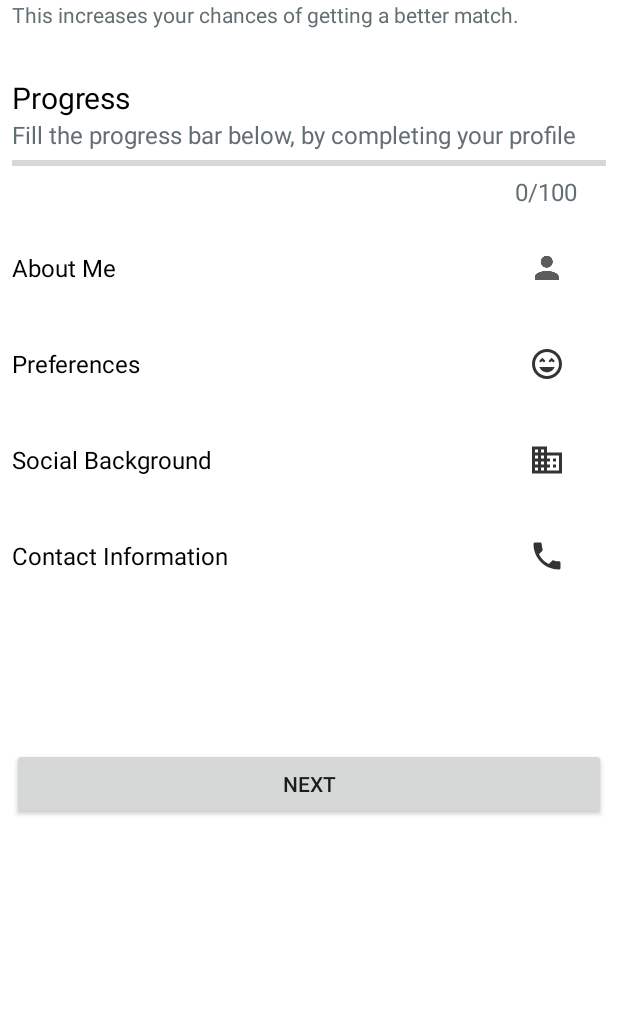
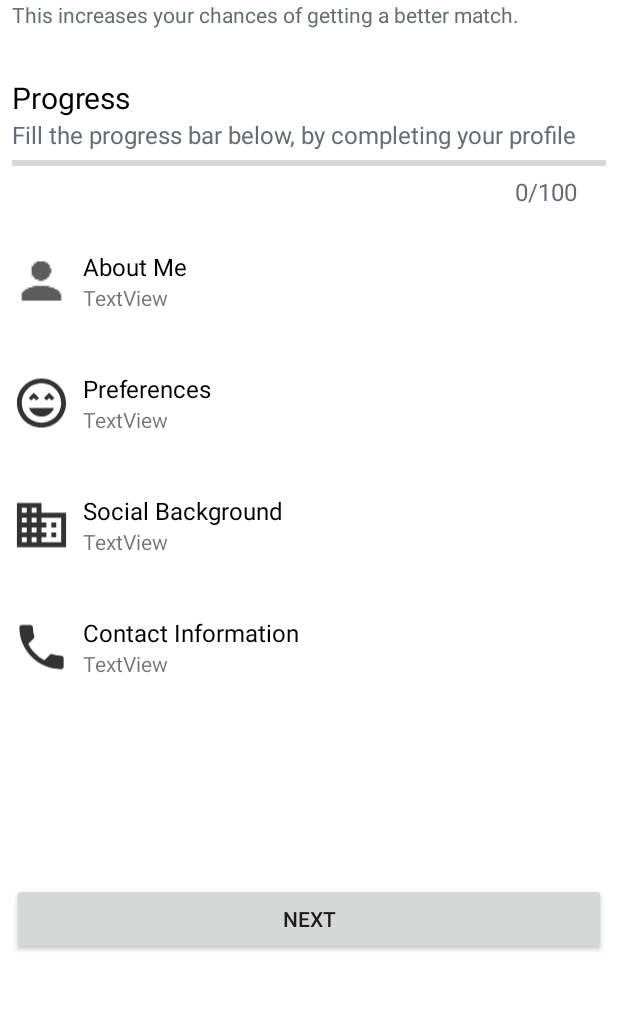
Before and after one commit to SedemQuame/Eros, an Android app: the ProfileRegistration screen opened directly, with no data from a screen before it, on a phone screen of 412 x 824 dp, the part 94-1105 px from its top. Run offline under Robolectric (Android 15) with nearby library versions, the phone set to English and light mode, and no system bars; Roboto replaces fonts that are not available here.

```diff
--- a/Eros-Android/app/src/main/java/com/visionarytech/eros/Activities/ProfileRegistration.java
+++ b/Eros-Android/app/src/main/java/com/visionarytech/eros/Activities/ProfileRegistration.java
@@ -7,6 +7,7 @@ import android.os.Bundle;
 import android.view.View;
 import android.widget.Button;
 import android.widget.ImageButton;
+import android.widget.LinearLayout;
 import android.widget.ProgressBar;
 import android.widget.TextView;
 
@@ -19,10 +20,10 @@ import com.visionarytech.eros.R;
 public class ProfileRegistration extends AppCompatActivity implements
         AboutMeDialog.AboutDialogListener, PreferenceDialog.PreferencesDialogListener,
         ContactInformationDialog.ContactInformationDialogListener, SocialBackgroundDialog.SocialBackgroundDialogListener {
-    private ImageButton buttonAboutMe;
-    private ImageButton buttonSocialBackground;
-    private ImageButton buttonContactInformation;
-    private ImageButton buttonPreferences;
+    private LinearLayout aboutMe;
+    private LinearLayout socialBackground;
+    private LinearLayout contactInformation;
+    private LinearLayout preferences;
     private ProgressBar progressBar;
     private Button buttonNext;
     private TextView progressText;
@@ -40,38 +41,38 @@ public class ProfileRegistration extends AppCompatActivity implements
         setContentView(R.layout.activity_profile_registration);
 
 //        storing references in the view to variables, here.
-        buttonAboutMe = findViewById(R.id.buttonAboutMe);
-        buttonSocialBackground = findViewById(R.id.buttonSocialBackground);
-        buttonContactInformation = findViewById(R.id.buttonContactInformation);
-        buttonPreferences = findViewById(R.id.buttonPreferences);
-        buttonNext = findViewById(R.id.buttonNext);
         progressBar = findViewById(R.id.progressBar);
         progressText = findViewById(R.id.progressText);
 
+        aboutMe = findViewById(R.id.aboutMe);
+        socialBackground = findViewById(R.id.socialBackground);
+        contactInformation = findViewById(R.id.contactInformation);
+        preferences = findViewById(R.id.preferences);
 
+        buttonNext = findViewById(R.id.buttonNext);
 //        adding onClickListeners to buttons
-        buttonAboutMe.setOnClickListener(new View.OnClickListener() {
+        aboutMe.setOnClickListener(new View.OnClickListener() {
             @Override
             public void onClick(View view) {
                 openAboutMeDialog();
             }
         });
 
-        buttonSocialBackground.setOnClickListener(new View.OnClickListener() {
+        socialBackground.setOnClickListener(new View.OnClickListener() {
             @Override
             public void onClick(View view) {
                 openSocialBackgroundDialog();
             }
         });
 
-        buttonContactInformation.setOnClickListener(new View.OnClickListener() {
+        contactInformation.setOnClickListener(new View.OnClickListener() {
             @Override
             public void onClick(View view) {
                 openContactInformationDialog();
             }
         });
 
-        buttonPreferences.setOnClickListener(new View.OnClickListener() {
+        preferences.setOnClickListener(new View.OnClickListener() {
             @Override
             public void onClick(View view) {
                 openPreferencesDialog();
--- a/Eros-Android/app/src/main/res/layout/activity_profile_registration.xml
+++ b/Eros-Android/app/src/main/res/layout/activity_profile_registration.xml
@@ -1,5 +1,6 @@
 <?xml version="1.0" encoding="utf-8"?>
-<LinearLayout xmlns:android="http://schemas.android.com/apk/res/android"
+<androidx.constraintlayout.widget.ConstraintLayout
+    xmlns:android="http://schemas.android.com/apk/res/android"
     xmlns:app="http://schemas.android.com/apk/res-auto"
     xmlns:tools="http://schemas.android.com/tools"
     android:layout_width="match_parent"
@@ -8,6 +9,16 @@
     android:noHistory="true"
     android:orientation="vertical"
     android:padding="8dp">
+
+
+    <LinearLayout
+        android:id="@+id/linearLayout"
+        android:layout_width="match_parent"
+        android:layout_height="wrap_content"
+        android:orientation="vertical"
+        app:layout_constraintEnd_toEndOf="parent"
+        app:layout_constraintStart_toStartOf="parent"
+        app:layout_constraintTop_toTopOf="parent">
 
         <LinearLayout
             android:layout_width="match_parent"
@@ -107,11 +118,10 @@
             android:layout_width="match_parent"
             android:layout_height="wrap_content"
             android:layout_marginTop="4dp"
-        android:layout_marginBottom="96dp"
             android:orientation="vertical">
 
             <LinearLayout
-            android:id="@+id/linearLayout2"
+                android:id="@+id/aboutMe"
                 android:layout_width="match_parent"
                 android:layout_height="wrap_content"
                 android:layout_marginTop="12dp"
@@ -119,31 +129,56 @@
                 android:orientation="horizontal"
                 android:weightSum="10">
 
+                <ImageView
+                    android:id="@+id/imageView2"
+                    android:layout_width="0dp"
+                    android:layout_height="match_parent"
+                    android:layout_weight="1"
+                    android:src="@drawable/ic_person" />
+
+                <LinearLayout
+                    android:layout_width="0dp"
+                    android:layout_height="wrap_content"
+                    android:layout_weight="9"
+                    android:orientation="vertical"
+                    android:paddingLeft="8dp"
+                    android:paddingTop="8dp"
+                    android:paddingRight="8dp"
+                    android:paddingBottom="8dp">
+
                     <TextView
                         android:id="@+id/lookingForDialogTextView"
-                android:layout_width="0dp"
+                        android:layout_width="match_parent"
                         android:layout_height="match_parent"
-                android:layout_weight="8"
+                        android:layout_weight="9"
                         android:fontFamily="@font/roboto_medium"
                         android:gravity="center_vertical"
                         android:text="@string/about_me"
                         android:textColor="#000000"
                         android:textSize="16sp" />
 
-            <ImageButton
-                android:id="@+id/buttonAboutMe"
-                style="@android:style/Widget.Holo.Light.ImageButton"
-                android:layout_width="0dp"
-                android:layout_height="40dp"
-                android:layout_weight="2"
-                android:background="@drawable/button"
-                android:contentDescription="@string/about_me_img"
-                android:src="@drawable/ic_person" />
+                    <TextView
+                        android:id="@+id/textView8"
+                        android:layout_width="match_parent"
+                        android:layout_height="wrap_content"
+                        android:layout_weight="9"
+                        android:text="TextView" />
+                </LinearLayout>
+
+                <!--            <ImageButton-->
+                <!--                android:id="@+id/buttonAboutMe"-->
+                <!--                style="@android:style/Widget.Holo.Light.ImageButton"-->
+                <!--                android:layout_width="0dp"-->
+                <!--                android:layout_height="40dp"-->
+                <!--                android:layout_weight="2"-->
+                <!--                android:background="@drawable/button"-->
+                <!--                android:contentDescription="@string/about_me_img"-->
+                <!--                android:src="@drawable/ic_person" />-->
 
             </LinearLayout>
 
             <LinearLayout
-            android:id="@+id/linearLayout6"
+                android:id="@+id/socialBackground"
                 android:layout_width="match_parent"
                 android:layout_height="wrap_content"
                 android:layout_marginTop="12dp"
@@ -151,9 +186,26 @@
                 android:orientation="horizontal"
                 android:weightSum="10">
 
+                <ImageView
+                    android:id="@+id/imageView4"
+                    android:layout_width="0dp"
+                    android:layout_height="match_parent"
+                    android:layout_weight="1"
+                    android:src="@drawable/ic_preferences" />
+
+                <LinearLayout
+                    android:layout_width="0dp"
+                    android:layout_height="wrap_content"
+                    android:layout_weight="9"
+                    android:orientation="vertical"
+                    android:paddingLeft="8dp"
+                    android:paddingTop="8dp"
+                    android:paddingRight="8dp"
+                    android:paddingBottom="8dp">
+
                     <TextView
                         android:id="@+id/textViewPreferences"
-                android:layout_width="0dp"
+                        android:layout_width="match_parent"
                         android:layout_height="match_parent"
                         android:layout_weight="8"
                         android:fontFamily="@font/roboto_medium"
@@ -162,20 +214,28 @@
                         android:textColor="#000000"
                         android:textSize="16sp" />
 
-            <ImageButton
-                android:id="@+id/buttonPreferences"
-                style="@android:style/Widget.Holo.Light.ImageButton"
-                android:layout_width="0dp"
-                android:layout_height="40dp"
-                android:layout_weight="2"
-                android:background="@drawable/button"
-                android:contentDescription="@string/preferences_img"
-                android:src="@drawable/ic_preferences" />
+                    <TextView
+                        android:id="@+id/textView38"
+                        android:layout_width="wrap_content"
+                        android:layout_height="wrap_content"
+                        android:layout_weight="1"
+                        android:text="TextView" />
+                </LinearLayout>
+
+                <!--            <ImageButton-->
+                <!--                android:id="@+id/buttonPreferences"-->
+                <!--                style="@android:style/Widget.Holo.Light.ImageButton"-->
+                <!--                android:layout_width="0dp"-->
+                <!--                android:layout_height="40dp"-->
+                <!--                android:layout_weight="2"-->
+                <!--                android:background="@drawable/button"-->
+                <!--                android:contentDescription="@string/preferences_img"-->
+                <!--                android:src="@drawable/ic_preferences" />-->
 
             </LinearLayout>
 
             <LinearLayout
-            android:id="@+id/linearLayout4"
+                android:id="@+id/contactInformation"
                 android:layout_width="match_parent"
                 android:layout_height="wrap_content"
                 android:layout_marginTop="12dp"
@@ -183,31 +243,45 @@
                 android:orientation="horizontal"
                 android:weightSum="10">
 
+                <ImageView
+                    android:id="@+id/imageView5"
+                    android:layout_width="0dp"
+                    android:layout_height="match_parent"
+                    android:layout_weight="1"
+                    app:srcCompat="@drawable/ic_social" />
+
+                <LinearLayout
+                    android:layout_width="0dp"
+                    android:layout_height="wrap_content"
+                    android:layout_weight="9"
+                    android:orientation="vertical"
+                    android:paddingLeft="8dp"
+                    android:paddingTop="8dp"
+                    android:paddingRight="8dp"
+                    android:paddingBottom="8dp">
+
                     <TextView
                         android:id="@+id/ageRangeDialogTextView"
-                android:layout_width="0dp"
+                        android:layout_width="match_parent"
                         android:layout_height="match_parent"
-                android:layout_weight="8"
                         android:fontFamily="@font/roboto_medium"
                         android:gravity="center_vertical"
                         android:text="@string/social_background"
                         android:textColor="#000000"
                         android:textSize="16sp" />
 
-            <ImageButton
-                android:id="@+id/buttonSocialBackground"
-                style="@android:style/Widget.Holo.Light.ImageButton"
-                android:layout_width="0dp"
-                android:layout_height="40dp"
-                android:layout_weight="2"
-                android:background="@drawable/button"
-                android:contentDescription="@string/social_background_img"
-                android:src="@drawable/ic_social" />
+                    <TextView
+                        android:id="@+id/textView39"
+                        android:layout_width="match_parent"
+                        android:layout_height="wrap_content"
+                        android:layout_weight="8"
+                        android:text="TextView" />
+                </LinearLayout>
 
             </LinearLayout>
 
             <LinearLayout
-            android:id="@+id/linearLayout5"
+                android:id="@+id/preferences"
                 android:layout_width="match_parent"
                 android:layout_height="wrap_content"
                 android:layout_marginTop="12dp"
@@ -215,34 +289,52 @@
                 android:orientation="horizontal"
                 android:weightSum="10">
 
+                <ImageView
+                    android:id="@+id/imageView6"
+                    android:layout_width="0dp"
+                    android:layout_height="match_parent"
+                    android:layout_weight="1"
+                    app:srcCompat="@drawable/ic_contact" />
+
+                <LinearLayout
+                    android:layout_width="0dp"
+                    android:layout_height="wrap_content"
+                    android:layout_weight="9"
+                    android:orientation="vertical"
+                    android:paddingLeft="8dp"
+                    android:paddingTop="8dp"
+                    android:paddingRight="8dp"
+                    android:paddingBottom="8dp">
+
                     <TextView
                         android:id="@+id/textViewContactInfo"
-                android:layout_width="0dp"
-                android:layout_height="match_parent"
-                android:layout_weight="8"
+                        android:layout_width="match_parent"
+                        android:layout_height="wrap_content"
                         android:fontFamily="@font/roboto_medium"
                         android:gravity="center_vertical"
                         android:text="@string/contact_information"
                         android:textColor="#000000"
                         android:textSize="16sp" />
 
-            <ImageButton
-                android:id="@+id/buttonContactInformation"
-                style="@android:style/Widget.Holo.Light.ImageButton"
-                android:layout_width="0dp"
-                android:layout_height="40dp"
-                android:layout_weight="2"
-                android:background="@drawable/button"
-                android:contentDescription="@string/contact_information_img"
-                android:src="@drawable/ic_contact" />
+                    <TextView
+                        android:id="@+id/textView40"
+                        android:layout_width="match_parent"
+                        android:layout_height="wrap_content"
+                        android:text="TextView" />
+                </LinearLayout>
 
             </LinearLayout>
+        </LinearLayout>
+
     </LinearLayout>
 
     <Button
         android:id="@+id/buttonNext"
         android:layout_width="match_parent"
         android:layout_height="wrap_content"
-        android:text="@string/next" />
-
-</LinearLayout>
+        android:layout_gravity="bottom"
+        android:text="@string/next"
+        app:layout_constraintBottom_toBottomOf="parent"
+        app:layout_constraintTop_toBottomOf="@+id/linearLayout"
+        tools:layout_editor_absoluteX="55dp" />
+</androidx.constraintlayout.widget.ConstraintLayout>
```
Also changed, not shown: 1 other file. Lines whose indentation alone changed are shown as unchanged.
